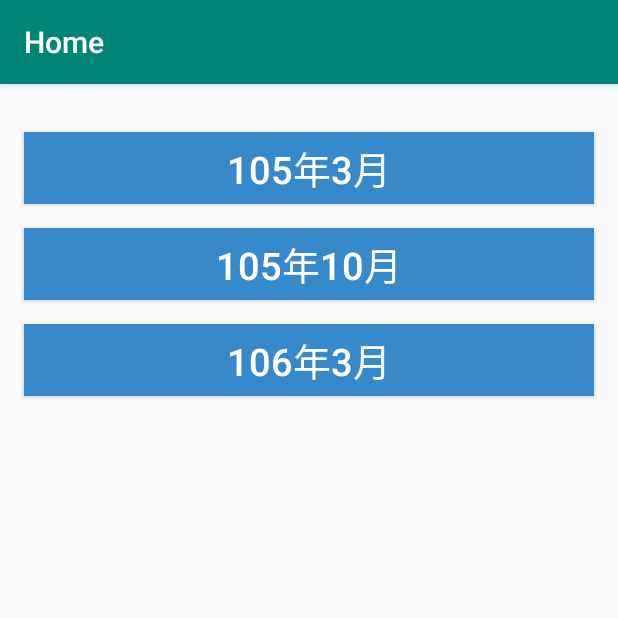
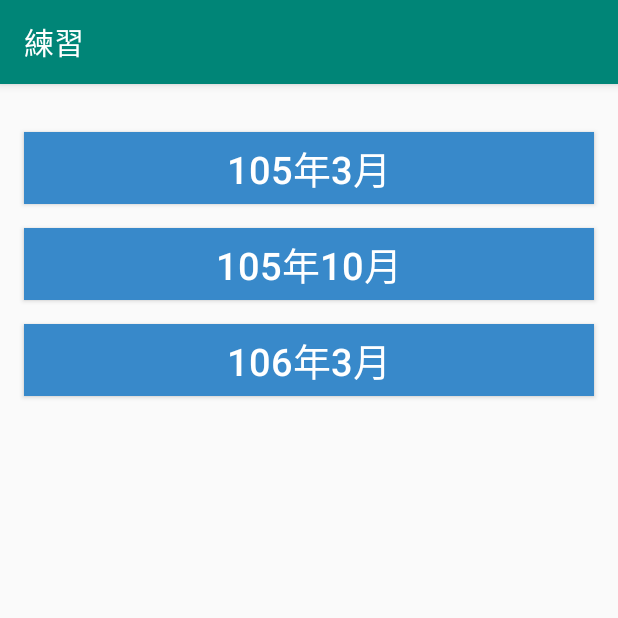
Before and after one commit to PinJhih/apcs-practice, an Android app: the screen it shows after launch (MainActivity), on a phone screen of 412 x 824 dp, the top half of it. Run offline under Robolectric (Android 15) with nearby library versions, the phone set to English and light mode, and no system bars; our stand-ins replace navigation-ui; 2 statements that could not run were skipped.

Commit message:
refactor: Change the fragment lable and use string resources

```diff
--- a/app/src/main/res/menu/bottom_nav_menu.xml
+++ b/app/src/main/res/menu/bottom_nav_menu.xml
@@ -4,15 +4,15 @@
     <item
         android:id="@+id/navigation_session_select"
         android:icon="@android:drawable/ic_menu_edit"
-        android:title="練習" />
+        android:title="@string/practice" />
     <item
         android:id="@+id/navigation_histories"
         android:icon="@android:drawable/ic_menu_recent_history"
-        android:title="歷史紀錄" />
+        android:title="@string/history" />
 
     <item
         android:id="@+id/navigation_setting"
         android:icon="@android:drawable/ic_menu_manage"
-        android:title="設定" />
+        android:title="@string/setting" />
 
 </menu>
--- a/app/src/main/res/navigation/mobile_navigation.xml
+++ b/app/src/main/res/navigation/mobile_navigation.xml
@@ -1,22 +1,21 @@
 <?xml version="1.0" encoding="utf-8"?>
 <navigation xmlns:android="http://schemas.android.com/apk/res/android"
     xmlns:app="http://schemas.android.com/apk/res-auto"
-    xmlns:tools="http://schemas.android.com/tools"
     android:id="@+id/mobile_navigation"
     app:startDestination="@+id/navigation_session_select">
 
     <fragment
         android:id="@+id/navigation_session_select"
         android:name="com.example.apcs_practice.view.fragments.SessionSelectFragment"
-        android:label="@string/title_home" />
+        android:label="@string/practice" />
 
     <fragment
         android:id="@+id/navigation_histories"
         android:name="com.example.apcs_practice.view.fragments.HistoriesFragment"
-        android:label="@string/title_dashboard" />
+        android:label="@string/history" />
 
     <fragment
         android:id="@+id/navigation_setting"
         android:name="com.example.apcs_practice.view.fragments.SettingFragment"
-        android:label="@string/title_notifications" />
+        android:label="@string/setting" />
 </navigation>
--- a/app/src/main/res/values/strings.xml
+++ b/app/src/main/res/values/strings.xml
@@ -3,6 +3,9 @@
     <string name="title_home">Home</string>
     <string name="title_dashboard">Dashboard</string>
     <string name="title_notifications">Notifications</string>
+    <string name="practice">練習</string>
+    <string name="history">歷史紀錄</string>
+    <string name="setting">設定</string>
     <string name="next">下一題</string>
     <string name="last">上一題</string>
     <string name="finish">結束</string>
```
